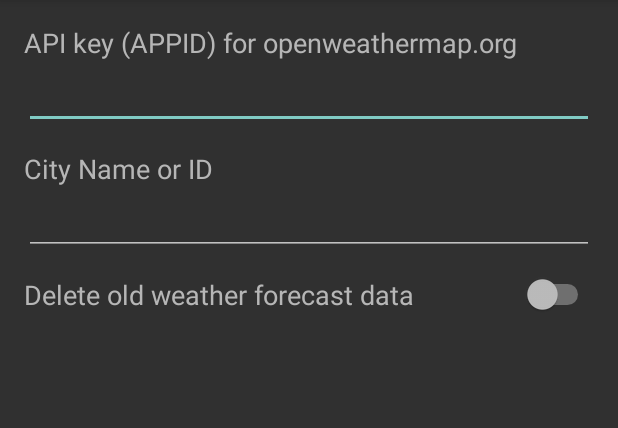
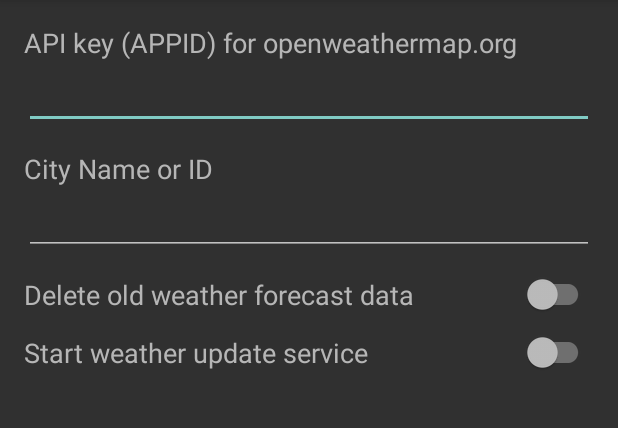
Before and after one commit to trigor74/weatherviewer, an Android app: the SettingsActivity screen opened directly, with no data from a screen before it, on a phone screen of 412 x 824 dp, the part 84-512 px from its top. Run offline under Robolectric (Android 15) with nearby library versions, the phone set to English and light mode, and no system bars; libraries missing offline, so code that uses them is left out: io.realm; 3 statements that could not run were skipped.

Commit message:
Preparation for task9

```diff
--- a/app/build.gradle
+++ b/app/build.gradle
@@ -8,8 +8,8 @@
         applicationId "com.itrifonov.weatherviewer"
         minSdkVersion 15
         targetSdkVersion 23
-        versionCode 3
-        versionName "2.0 alpha 2"
+        versionCode 4
+        versionName "4.0"
     }
     buildTypes {
         release {
--- a/app/src/main/java/com/itrifonov/weatherviewer/activities/SettingsActivity.java
+++ b/app/src/main/java/com/itrifonov/weatherviewer/activities/SettingsActivity.java
@@ -3,9 +3,9 @@
 import android.os.Bundle;
 import android.support.v7.app.ActionBar;
 import android.support.v7.app.AppCompatActivity;
+import android.support.v7.widget.SwitchCompat;
 import android.support.v7.widget.Toolbar;
 import android.widget.EditText;
-import android.widget.Switch;
 
 import com.itrifonov.weatherviewer.R;
 import com.itrifonov.weatherviewer.models.Settings;
@@ -18,7 +18,8 @@
     private Realm realm;
     private EditText apiKey;
     private EditText city;
-    private Switch delOldSwitch;
+    private SwitchCompat delOldSwitch;
+    private SwitchCompat startUpdateService;
 
     @Override
     protected void onCreate(Bundle savedInstanceState) {
@@ -35,7 +36,9 @@
         realm = Realm.getDefaultInstance();
         apiKey = (EditText) findViewById(R.id.edit_text_api_key);
         city = (EditText) findViewById(R.id.edit_text_city_name);
-        delOldSwitch = (Switch) findViewById(R.id.switch_delete_old_data);
+        delOldSwitch = (SwitchCompat) findViewById(R.id.switch_delete_old_data);
+        startUpdateService = (SwitchCompat) findViewById(R.id.switch_start_update_service);
+        // TODO: 08.12.2015 setOnCheckedChangeListener
     }
 
     @Override
@@ -52,6 +55,9 @@
             }
             if (delOldSwitch != null) {
                 delOldSwitch.setChecked(settings.getDeleteOldData());
+            }
+            if (startUpdateService != null) {
+                startUpdateService.setChecked(settings.getStartUpdateService());
             }
         }
     }
@@ -70,6 +76,9 @@
         if (delOldSwitch != null) {
             settings.setDeleteOldData(delOldSwitch.isChecked());
         }
+        if (startUpdateService != null) {
+            settings.setStartUpdateService(startUpdateService.isChecked());
+        }
         realm.commitTransaction();
     }
 
--- a/app/src/main/res/layout/activity_settings.xml
+++ b/app/src/main/res/layout/activity_settings.xml
@@ -1,5 +1,6 @@
 <?xml version="1.0" encoding="utf-8"?>
 <LinearLayout xmlns:android="http://schemas.android.com/apk/res/android"
+    xmlns:app="http://schemas.android.com/apk/res-auto"
     android:layout_width="match_parent"
     android:layout_height="match_parent"
     android:orientation="vertical">
@@ -39,13 +40,23 @@
                 android:layout_width="match_parent"
                 android:layout_height="wrap_content" />
 
-            <Switch
+            <android.support.v7.widget.SwitchCompat
                 android:id="@+id/switch_delete_old_data"
                 style="@style/SettingsTextViewStyle"
                 android:layout_width="match_parent"
                 android:layout_height="wrap_content"
                 android:paddingTop="14dp"
-                android:text="@string/settings_switch_delete_old_data" />
+                android:text="@string/settings_switch_delete_old_data"
+                app:showText="false" />
+
+            <android.support.v7.widget.SwitchCompat
+                android:id="@+id/switch_start_update_service"
+                style="@style/SettingsTextViewStyle"
+                android:layout_width="match_parent"
+                android:layout_height="wrap_content"
+                android:paddingTop="14dp"
+                android:text="@string/settings_switch_start_weather_update_service"
+                app:showText="false" />
 
         </LinearLayout>
 
--- a/app/src/main/res/values/strings.xml
+++ b/app/src/main/res/values/strings.xml
@@ -18,4 +18,5 @@
     <string name="settings_text_api_key">API key (APPID) for openweathermap.org</string>
     <string name="settings_text_city_name">City Name or ID</string>
     <string name="settings_switch_delete_old_data">Delete old weather forecast data</string>
+    <string name="settings_switch_start_weather_update_service">Start weather update service</string>
 </resources>
```
Also changed, not shown: app/src/main/AndroidManifest.xml (+6 -4 lines), app/src/main/java/com/itrifonov/weatherviewer/activities/MainActivity.java (+13 -2 lines), app/src/main/java/com/itrifonov/weatherviewer/models/Settings.java (+9 -0 lines), app/src/main/java/com/itrifonov/weatherviewer/services/WeatherUpdateService.java (added, +41 -0 lines), 3 other files.
